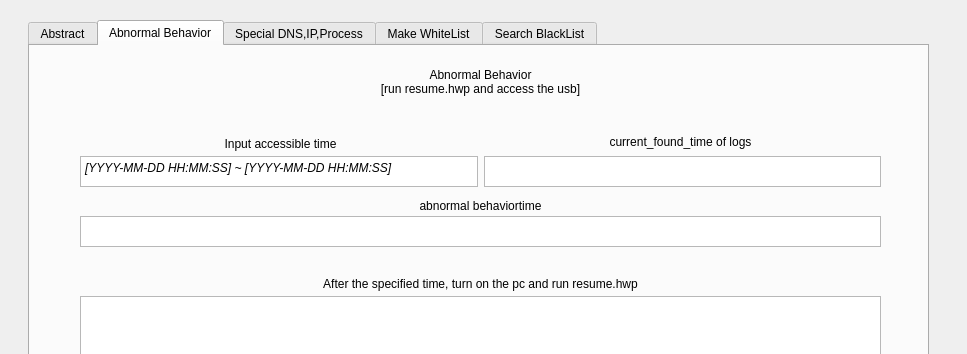
First picture: the form in SeokMin.ui, repository leesk212/Sysmon-ELK-Stack_with-viroustotal_API, before the edit; both pictures show x 342 to 1309 and y 0 to 354 of the 1309 by 899 pixel window.
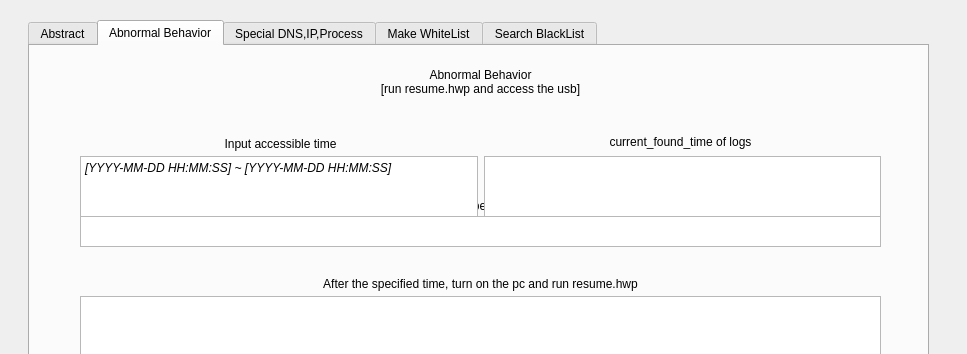
Second picture: the form after the edit. The open tabs and pages were chosen to show the change.

Commit message: (go to statement by python)  없다.

```diff
--- a/SeokMin.ui
+++ b/SeokMin.ui
@@ -406,7 +406,7 @@
         <x>50</x>
         <y>110</y>
         <width>801</width>
-        <height>31</height>
+        <height>77</height>
        </rect>
       </property>
       <layout class="QHBoxLayout" name="horizontalLayout_2">
```
Left out of the diff: 2 changed lines with no effect on the pictures. The commit also changes 1 other file.
